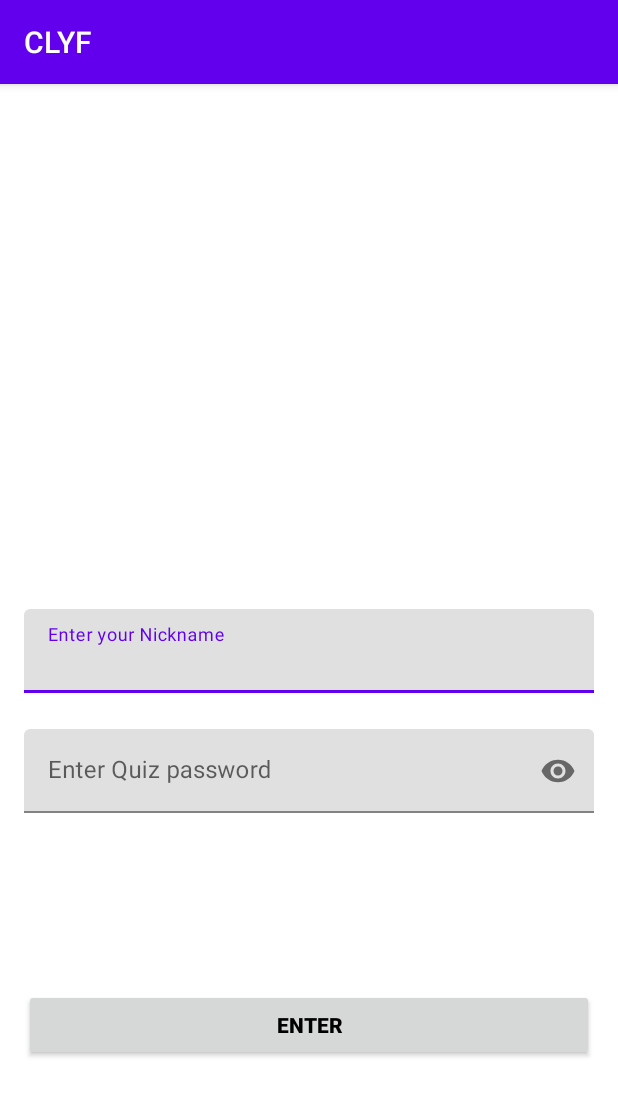
After one commit to simonedimeglio/kotlin-android-final-app, an Android app: the GuestDataActivity screen opened directly, with no data from a screen before it, on a phone screen of 412 x 824 dp. The commit adds this screen. Shown: the top 1096 px of the screen. Run offline under Robolectric (Android 15) with nearby library versions, the phone set to English and light mode, and no system bars.

Commit message:
setting guest section

```diff
--- a/Serious Game/app/src/main/java/com/seriousgame/clyf/MainActivity.kt
+++ b/Serious Game/app/src/main/java/com/seriousgame/clyf/MainActivity.kt
@@ -4,6 +4,7 @@ import android.content.Intent
 import androidx.appcompat.app.AppCompatActivity
 import android.os.Bundle
 import com.seriousgame.clyf.auth.SignIn
+import com.seriousgame.clyf.guest.GuestDataActivity
 import kotlinx.android.synthetic.main.activity_main.*
 
 class MainActivity : AppCompatActivity() {
@@ -16,6 +17,11 @@ class MainActivity : AppCompatActivity() {
             startActivity(intent) //takes you to SignIn activity - F.
         }
 
+        guest.setOnClickListener {
+            val intent = Intent(this, GuestDataActivity::class.java) //define intent - F.
+            startActivity(intent) //takes you to SignIn activity - F.
+        }
+
 
 
     }
--- a/Serious Game/app/src/main/java/com/seriousgame/clyf/auth/globalVariables.kt
+++ b/Serious Game/app/src/main/java/com/seriousgame/clyf/auth/globalVariables.kt
@@ -3,6 +3,7 @@ import android.annotation.SuppressLint
 import com.google.firebase.firestore.FirebaseFirestore
 
 var supportID : String = ""
+var nicknameID : String = ""
 @SuppressLint("StaticFieldLeak")
 var db = FirebaseFirestore.getInstance()
 
--- /dev/null
+++ b/Serious Game/app/src/main/java/com/seriousgame/clyf/guest/GuestDataActivity.kt
@@ -0,0 +1,50 @@
+package com.seriousgame.clyf.guest
+
+import android.content.Intent
+import androidx.appcompat.app.AppCompatActivity
+import android.os.Bundle
+import android.text.TextUtils
+import android.widget.Toast
+import com.seriousgame.clyf.R
+import com.seriousgame.clyf.admin.ViewAdminActivity
+import com.seriousgame.clyf.auth.db
+import com.seriousgame.clyf.auth.nicknameID
+import com.seriousgame.clyf.auth.supportID
+import kotlinx.android.synthetic.main.activity_guest_data.*
+
+class GuestDataActivity : AppCompatActivity() {
+    override fun onCreate(savedInstanceState: Bundle?) {
+        super.onCreate(savedInstanceState)
+        setContentView(R.layout.activity_guest_data)
+
+        val startButton = guestSignInButton
+
+        startButton.setOnClickListener {
+
+            var nickname = NicknameET.text.toString()
+            var quizPassword = QuizPassET.text.toString()
+
+            if (!TextUtils.isEmpty(nickname) && !TextUtils.isEmpty(quizPassword)){
+                var supportPass = ""
+                db.collection("quizPasswords").whereEqualTo("quizPassword", quizPassword).get()
+                    .addOnSuccessListener { result ->
+                        for (document in result){
+                            supportID = document.data["ID"].toString()
+                            nicknameID = nickname
+                            supportPass = quizPassword
+                            val intent = Intent(this, ViewGuestActivity::class.java)
+                            startActivity(intent)
+                        }
+                        if (supportPass != quizPassword){
+                            Toast.makeText(this, "quizPassword does not exist", Toast.LENGTH_LONG).show()
+                        }
+
+                    }
+            }else{
+                Toast.makeText(this, "One of the fields is empty", Toast.LENGTH_LONG).show()
+            }
+
+        }
+
+    }
+}
--- /dev/null
+++ b/Serious Game/app/src/main/res/layout/activity_guest_data.xml
@@ -0,0 +1,61 @@
+<?xml version="1.0" encoding="utf-8"?>
+<androidx.constraintlayout.widget.ConstraintLayout xmlns:android="http://schemas.android.com/apk/res/android"
+    xmlns:app="http://schemas.android.com/apk/res-auto"
+    xmlns:tools="http://schemas.android.com/tools"
+    android:layout_width="match_parent"
+    android:layout_height="match_parent"
+    tools:context=".guest.GuestDataActivity">
+
+    <com.google.android.material.textfield.TextInputLayout
+        android:id="@+id/guestNicknameET"
+        android:layout_width="match_parent"
+        android:layout_height="wrap_content"
+        android:layout_marginHorizontal="16dp"
+        android:layout_marginTop="350dp"
+        app:layout_constraintEnd_toEndOf="parent"
+        app:layout_constraintHorizontal_bias="0.5"
+        app:layout_constraintStart_toStartOf="parent"
+        app:layout_constraintTop_toTopOf="parent">
+
+        <com.google.android.material.textfield.TextInputEditText
+            android:id="@+id/NicknameET"
+            android:layout_width="match_parent"
+            android:layout_height="wrap_content"
+            android:hint="Enter your Nickname" />
+    </com.google.android.material.textfield.TextInputLayout>
+
+    <com.google.android.material.textfield.TextInputLayout
+        android:id="@+id/guestQuizPassET"
+        android:layout_width="match_parent"
+        android:layout_height="wrap_content"
+        android:layout_marginHorizontal="16dp"
+        android:layout_marginTop="24dp"
+        app:layout_constraintEnd_toEndOf="parent"
+        app:layout_constraintHorizontal_bias="0.5"
+        app:layout_constraintStart_toStartOf="parent"
+        app:layout_constraintTop_toBottomOf="@id/guestNicknameET"
+        app:passwordToggleEnabled="true">
+
+        <com.google.android.material.textfield.TextInputEditText
+            android:id="@+id/QuizPassET"
+            android:layout_width="match_parent"
+            android:layout_height="wrap_content"
+            android:hint="Enter Quiz password"
+            android:inputType="textPassword" />
+    </com.google.android.material.textfield.TextInputLayout>
+
+    <androidx.appcompat.widget.AppCompatButton
+        android:id="@+id/guestSignInButton"
+        android:layout_width="0dp"
+        android:layout_height="wrap_content"
+        android:layout_marginHorizontal="16dp"
+        android:text="Enter"
+        android:textColor="@color/black"
+        android:textStyle="bold"
+        app:layout_constraintBottom_toBottomOf="parent"
+        app:layout_constraintEnd_toEndOf="parent"
+        app:layout_constraintHorizontal_bias="0.5"
+        app:layout_constraintStart_toStartOf="parent"
+        app:layout_constraintTop_toBottomOf="@+id/guestQuizPassET" />
+
+</androidx.constraintlayout.widget.ConstraintLayout>
```
Also changed, not shown: Serious Game/app/src/main/AndroidManifest.xml (+14 -0 lines), Serious Game/app/src/main/java/com/seriousgame/clyf/admin/ViewAdminActivity.kt (+39 -11 lines), Serious Game/app/src/main/java/com/seriousgame/clyf/auth/SignUp.kt (+0 -13 lines), Serious Game/app/src/main/java/com/seriousgame/clyf/guest/GuestQuizAdapter.kt (added, +45 -0 lines), Serious Game/app/src/main/java/com/seriousgame/clyf/guest/ViewGuestActivity.kt (added, +93 -0 lines), Serious Game/app/src/main/res/layout/activity_view_guest.xml (added, +45 -0 lines), Serious Game/app/src/main/res/layout/guestquestion_row.xml (added, +44 -0 lines), Serious Game/app/src/main/res/layout/popup_exit.xml (added, +34 -0 lines).
